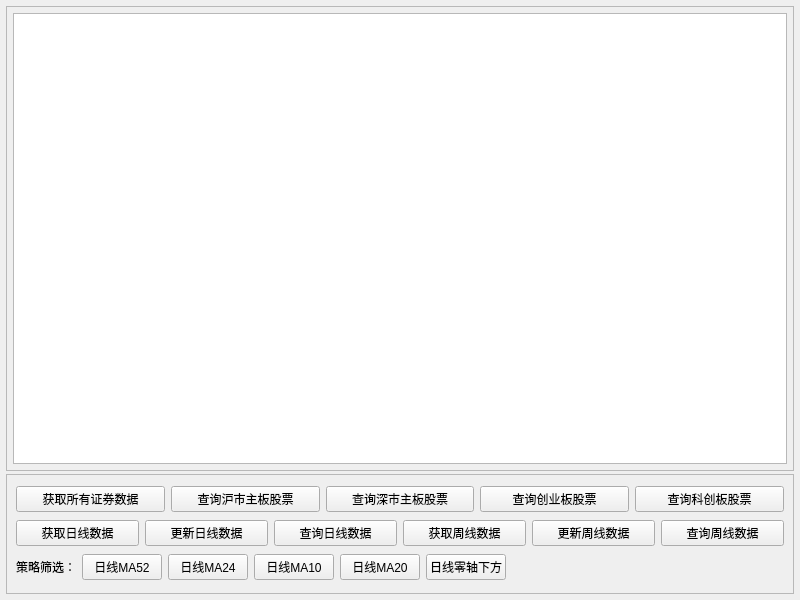
Qt form gui/main/MainWidget.ui (Daydreamer-AI/MPolicy) before a commit.
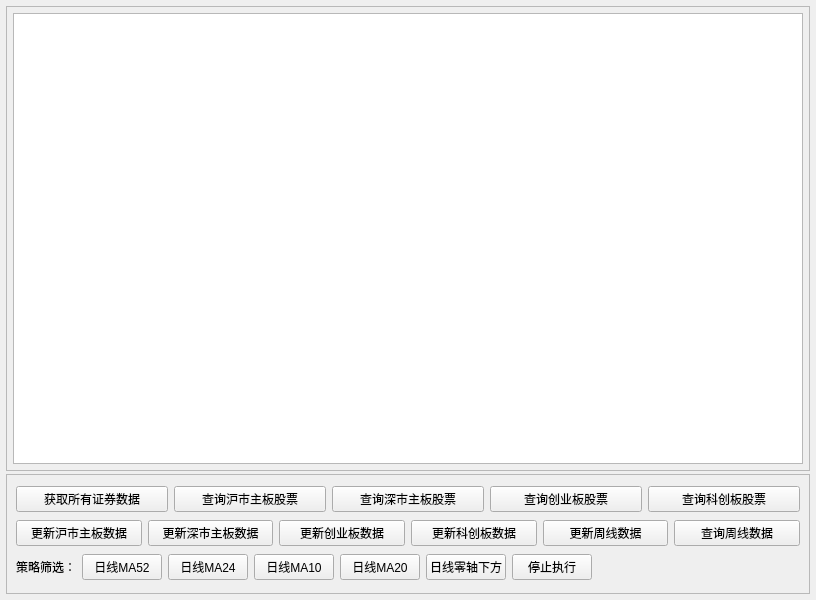
The same form after that commit.

Diff of the .ui file:
```diff
--- a/gui/main/MainWidget.ui
+++ b/gui/main/MainWidget.ui
@@ -6,7 +6,7 @@
    <rect>
     <x>0</x>
     <y>0</y>
-    <width>800</width>
+    <width>816</width>
     <height>600</height>
    </rect>
   </property>
@@ -128,28 +128,28 @@
         <item>
          <widget class="QPushButton" name="btn_get_daily_data">
           <property name="text">
-           <string>获取日线数据</string>
+           <string>更新沪市主板数据</string>
           </property>
          </widget>
         </item>
         <item>
          <widget class="QPushButton" name="btn_update_daily_data">
           <property name="text">
-           <string>更新日线数据</string>
+           <string>更新深市主板数据</string>
           </property>
          </widget>
         </item>
         <item>
          <widget class="QPushButton" name="btn_query_daily_data">
           <property name="text">
-           <string>查询日线数据</string>
+           <string>更新创业板数据</string>
           </property>
          </widget>
         </item>
         <item>
          <widget class="QPushButton" name="btn_get_weekly_data">
           <property name="text">
-           <string>获取周线数据</string>
+           <string>更新科创板数据</string>
           </property>
          </widget>
         </item>
@@ -213,6 +213,13 @@
           </property>
          </widget>
         </item>
+        <item>
+         <widget class="QPushButton" name="btn_stop">
+          <property name="text">
+           <string>停止执行</string>
+          </property>
+         </widget>
+        </item>
         <item>
          <spacer name="horizontalSpacer">
           <property name="orientation">
```
Left out of the diff: 8 changed lines with no effect on the pictures.
